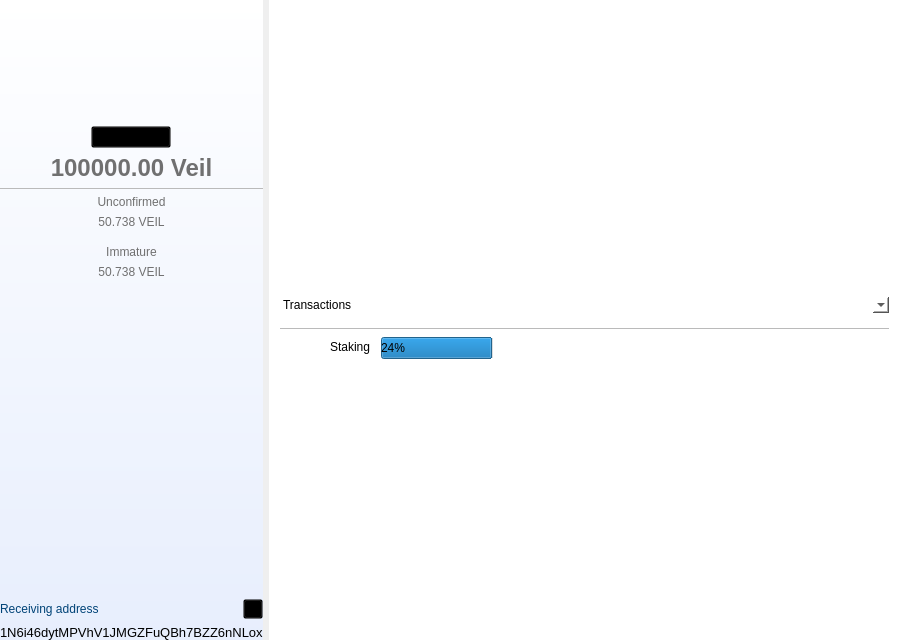
Above: src/qt/veil/forms/mainwindow.ui from Veil-Project/veil before the change. Below: the same form after it.
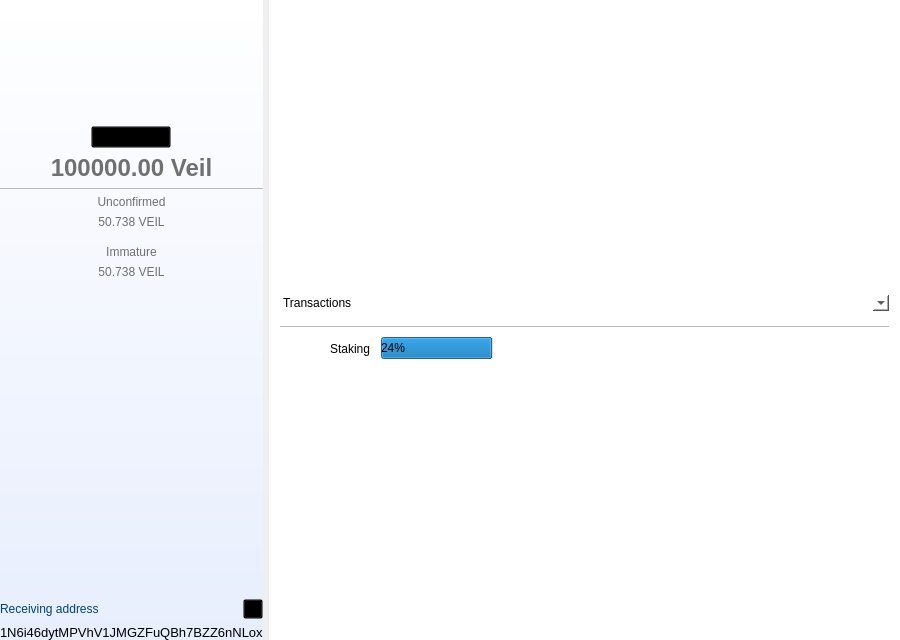
That is the form after the change. Icons and pictures are not drawn.

Commit message: GUI: staking status slider icon / object name

What changed in the file:
```diff
--- a/src/qt/veil/forms/mainwindow.ui
+++ b/src/qt/veil/forms/mainwindow.ui
@@ -451,7 +451,7 @@
 background-image: url(&quot;:/icons/ic-switch-off&quot;) ;
 background-repeat:no-repeat;
 background-position:left center;
-padding:4 4 8 30px;
+padding:8 4 8 30px;
 }
 
 #checkStacking:checked {
```
The commit also changes 3 other files.
